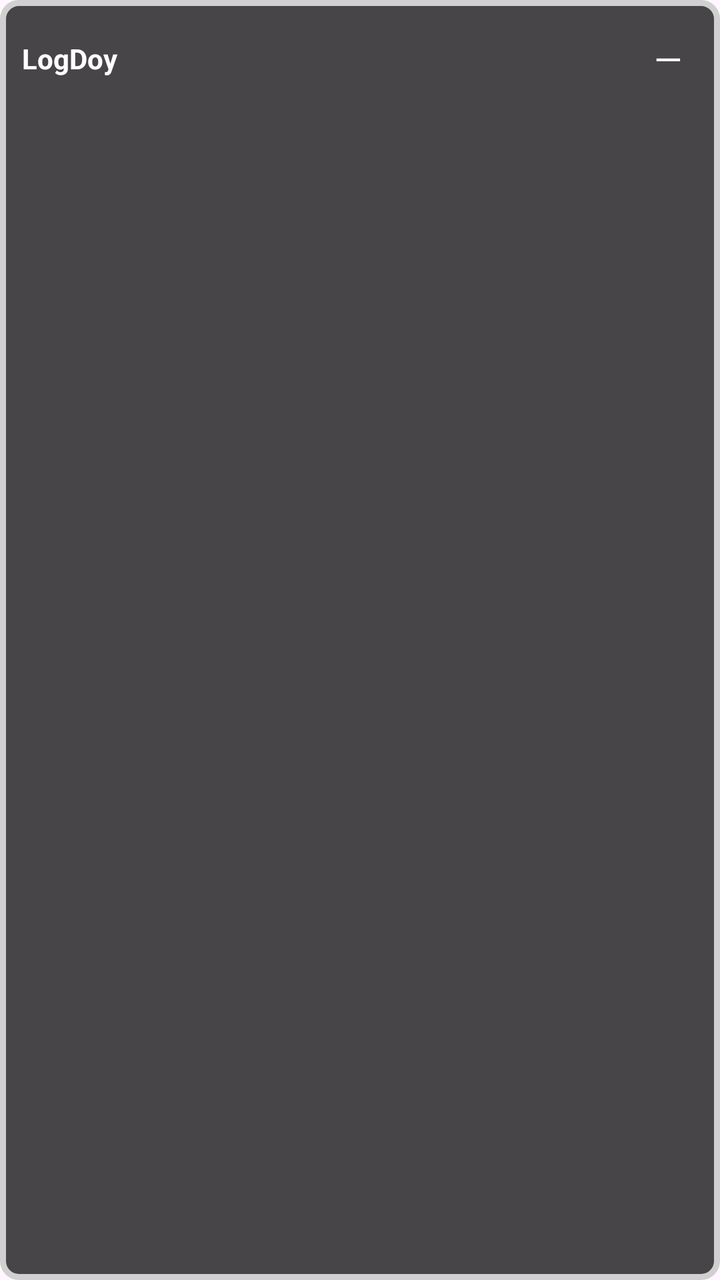
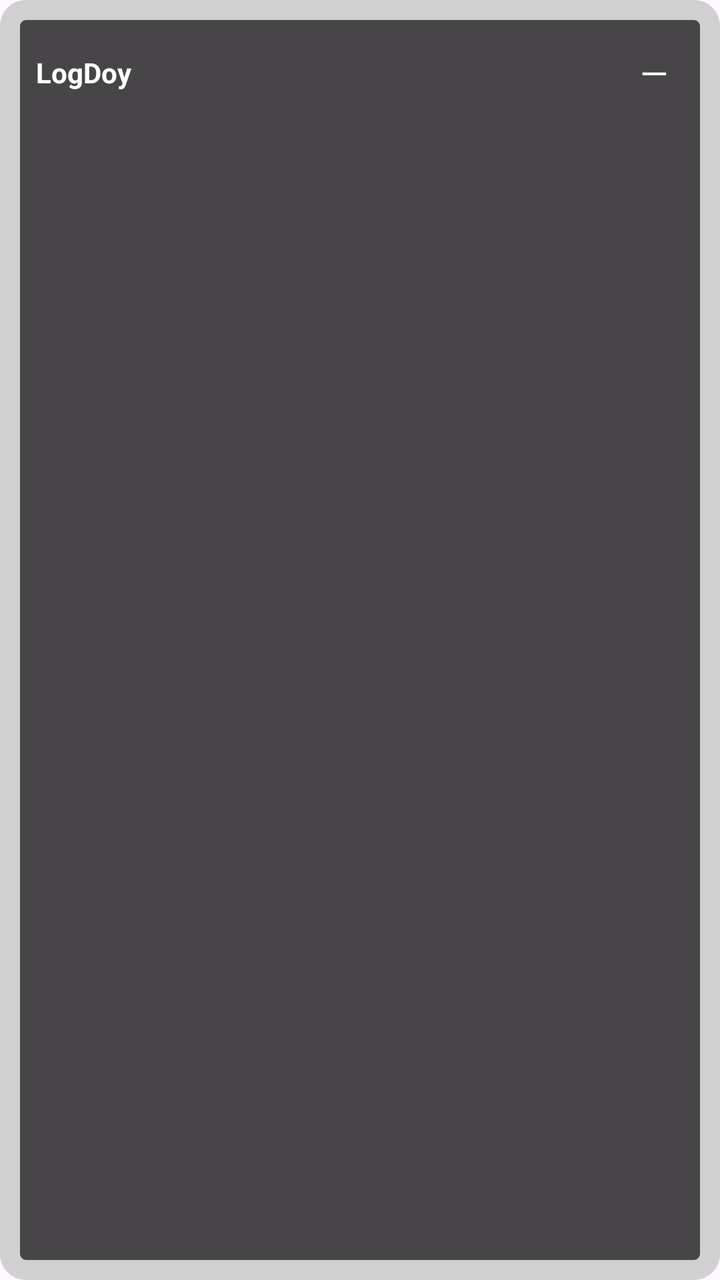

Compare the two renders of this Android layout. The source of the first and the diff that turns it into the second are given below.
<!-- AndroidManifest.xml: another module's application theme Theme.LogDoy -->
<!-- res/layout/logdoy_panel.xml -->
<?xml version="1.0" encoding="utf-8"?>
<LinearLayout xmlns:android="http://schemas.android.com/apk/res/android"
    android:layout_width="match_parent"
    android:layout_height="match_parent"
    android:background="@drawable/logdoy_panel_bg"
    android:orientation="vertical"
    android:padding="3dp">

    <LinearLayout
        android:id="@+id/logdoy_header"
        android:layout_width="match_parent"
        android:layout_height="wrap_content"
        android:gravity="center_vertical"
        android:orientation="horizontal"
        android:paddingHorizontal="8dp"
        android:paddingVertical="6dp">

        <TextView
            android:id="@+id/logdoy_title_view"
            android:layout_width="0dp"
            android:layout_height="wrap_content"
            android:layout_weight="1"
            android:text="@string/logdoy_title"
            android:textColor="@android:color/white"
            android:textSize="14sp"
            android:textStyle="bold" />

        <TextView
            android:id="@+id/logdoy_minimize"
            android:layout_width="wrap_content"
            android:layout_height="wrap_content"
            android:padding="8dp"
            android:text="@string/logdoy_minimize"
            android:textColor="@android:color/white"
            android:textSize="18sp" />
    </LinearLayout>

    <androidx.recyclerview.widget.RecyclerView
        android:id="@+id/logdoy_list"
        android:layout_width="match_parent"
        android:layout_height="0dp"
        android:layout_weight="1"
        android:clipToPadding="false"
        android:padding="4dp" />
</LinearLayout>
<!-- resources referenced by this layout -->
<resources>
  <!-- drawable logdoy_panel_bg (drawable) -->
  <?xml version="1.0" encoding="utf-8"?>
  <shape xmlns:android="http://schemas.android.com/apk/res/android"
      android:shape="rectangle">
      <solid android:color="#CC1A1A1A" />
      <stroke
          android:width="3dp"
          android:color="#D0D0D0" />
      <corners android:radius="8dp" />
  </shape>
  <string name="logdoy_minimize">—</string>
  <string name="logdoy_title">LogDoy</string>
  <style name="Theme.LogDoy" parent="Base.Theme.LogDoy" />
  <style name="Base.Theme.LogDoy" parent="Theme.Material3.DayNight.NoActionBar">
          
          
      </style>
</resources>

<!-- the commit's change to res/layout/logdoy_panel.xml (unified diff, before → after) -->
@@ -4,7 +4,7 @@
     android:layout_height="match_parent"
     android:background="@drawable/logdoy_panel_bg"
     android:orientation="vertical"
-    android:padding="3dp">
+    android:padding="10dp">
 
     <LinearLayout
         android:id="@+id/logdoy_header"
<!-- resource entries referenced after the edit -->
@@ -6,7 +6,7 @@
       android:shape="rectangle">
       <solid android:color="#CC1A1A1A" />
       <stroke
-          android:width="3dp"
+          android:width="10dp"
           android:color="#D0D0D0" />
       <corners android:radius="8dp" />
   </shape>
